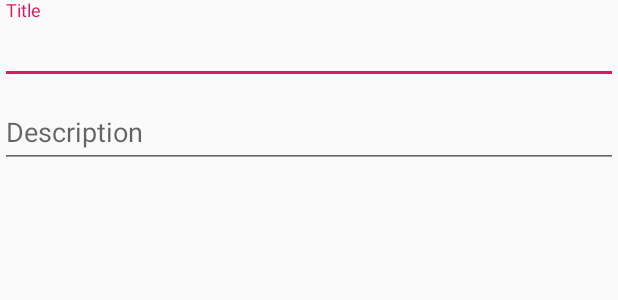
After one commit to thatsjm4u/Samples, an Android app: the layout dialog_add_task.xml on its own in the app's theme, with its tools: preview values and no code run, on a phone screen of 412 x 824 dp. The commit adds this screen. Shown: the top 300 px of the screen. Run offline under Robolectric (Android 15) with nearby library versions, the phone set to English and light mode, and no system bars.

Commit message:
migration to Windows Machine

```diff
--- a/Native_Mobile/Android/SQLite/RoomDatabase/app/src/main/java/in/teardown/soft/roomdatabase/MainActivity.kt
+++ b/Native_Mobile/Android/SQLite/RoomDatabase/app/src/main/java/in/teardown/soft/roomdatabase/MainActivity.kt
@@ -2,8 +2,10 @@ package `in`.teardown.soft.roomdatabase
 
 import `in`.teardown.soft.roomdatabase.model.AppDatabase
 import android.arch.persistence.room.Room
+import android.content.DialogInterface
 import android.support.v7.app.AppCompatActivity
 import android.os.Bundle
+import android.support.v7.app.AlertDialog
 import android.view.View
 import kotlinx.android.synthetic.main.activity_main.*
 
@@ -11,15 +13,22 @@ class MainActivity : AppCompatActivity(), View.OnClickListener {
 
 
     override fun onClick(v: View?) {
+        val dialog = AlertDialog.Builder(this)
+
+        dialog.setTitle("New Task");
+        dialog.setView(layoutInflater.inflate(R.layout.dialog_add_task, null, false))
+        dialog.setPositiveButton("Create", DialogInterface.OnClickListener { dialog, which ->
+
+        })
+
         TODO("not implemented") //To change body of created functions use File | Settings | File Templates.
-    }
+    }s
 
     private lateinit var db: AppDatabase
 
     override fun onCreate(savedInstanceState: Bundle?) {
         super.onCreate(savedInstanceState)
         setContentView(R.layout.activity_main)
-
         addTask.setOnClickListener(this)
     }
 
--- a/Native_Mobile/Android/SQLite/RoomDatabase/app/src/main/java/in/teardown/soft/roomdatabase/model/Task.kt
+++ b/Native_Mobile/Android/SQLite/RoomDatabase/app/src/main/java/in/teardown/soft/roomdatabase/model/Task.kt
@@ -3,11 +3,11 @@ package `in`.teardown.soft.roomdatabase.model
 import android.arch.persistence.room.*
 
 @Entity
-data class Task{
-    @PrimaryKey val localId: Int
-    @ColumnInfo(name = "title") val title: String?
+data class Task(
+    @PrimaryKey val localId: Int,
+    @ColumnInfo(name = "title") val title: String?,
     @ColumnInfo(name = "description") val description: String?
-}
+)
 
 @Dao
 interface TaskDao{
--- /dev/null
+++ b/Native_Mobile/Android/SQLite/RoomDatabase/app/src/main/res/layout/dialog_add_task.xml
@@ -0,0 +1,27 @@
+<?xml version="1.0" encoding="utf-8"?>
+<android.support.v7.widget.LinearLayoutCompat xmlns:android="http://schemas.android.com/apk/res/android"
+              android:orientation="vertical"
+              android:layout_width="match_parent"
+              android:layout_height="match_parent">
+
+    <android.support.design.widget.TextInputLayout android:layout_width="match_parent"
+                                                   android:layout_height="wrap_content">
+        <android.support.design.widget.TextInputEditText
+                android:id="@+id/title"
+                android:layout_width="match_parent"
+                android:layout_height="wrap_content"
+                android:hint="Title"/>
+
+    </android.support.design.widget.TextInputLayout>
+
+    <android.support.design.widget.TextInputLayout android:layout_width="match_parent"
+                                                   android:layout_height="wrap_content">
+        <android.support.design.widget.TextInputEditText
+                android:id="@+id/desc"
+                android:layout_width="match_parent"
+                android:layout_height="wrap_content"
+                android:hint="Description"/>
+
+    </android.support.design.widget.TextInputLayout>
+
+</android.support.v7.widget.LinearLayoutCompat>
```
